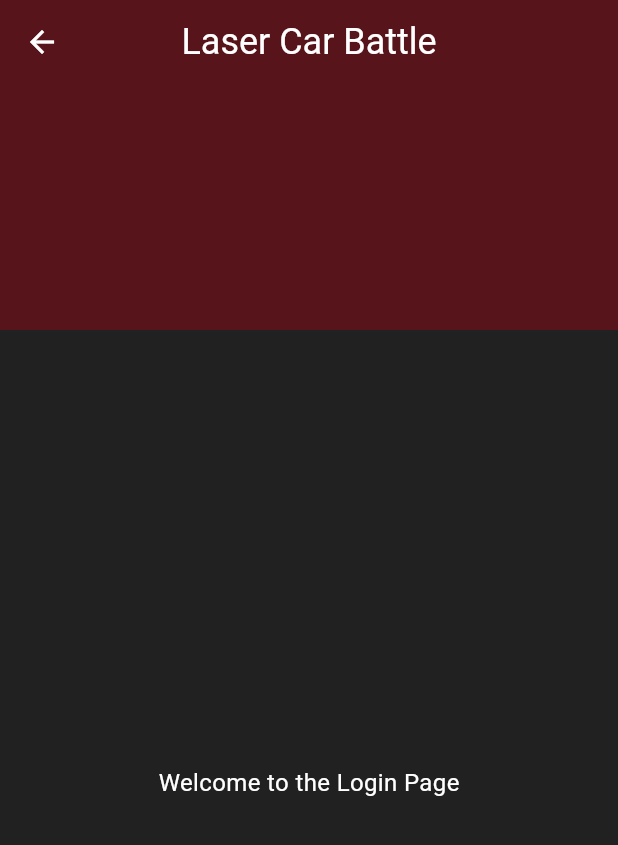
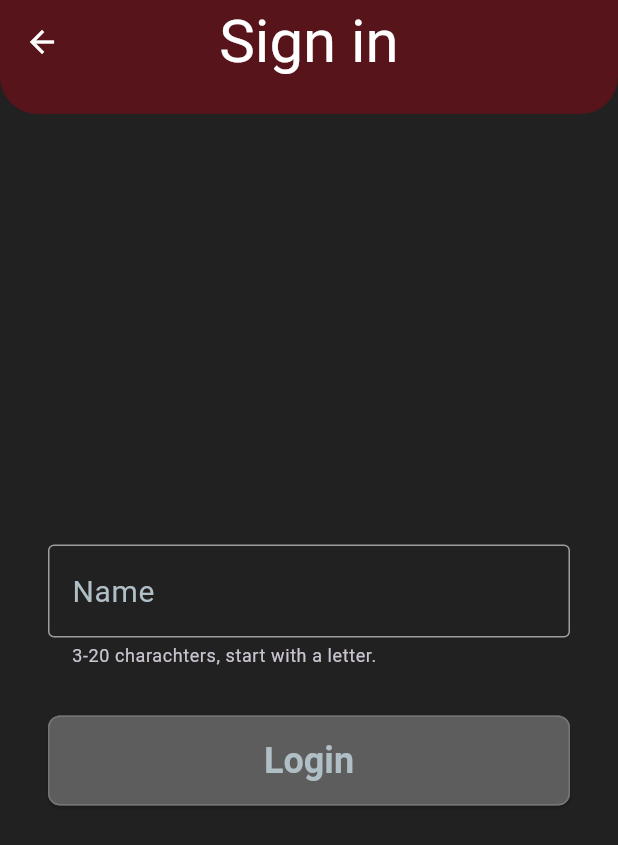
Before and after one commit to AMAbdulrahim/laser_car_battle, a Flutter app: the LoginPage screen opened by its route, on a phone screen of 412 x 824 dp. Shown: the top 845 px of the screen. Run offline on Flutter 3.47's test engine with Material 3 defaults, Android fonts, the phone set to English and light mode, and no system bars; our stand-ins replace google_fonts.

Commit message:
buttons and its routes added with custom textfield

```diff
--- a/lib/utils/constants.dart
+++ b/lib/utils/constants.dart
@@ -4,7 +4,7 @@ class AppSizes {
   static const double fontMedium = 16.0;
   static const double fontLarge = 20.0;
   static const double fontTitle = 70.0;
-  static const double appBarTitle = 24.0;
+  static const double appBarTitle = 40.0;
 
 
   // Border sizes
--- a/lib/views/landing_page.dart
+++ b/lib/views/landing_page.dart
@@ -40,7 +40,10 @@ class LandingPage extends StatelessWidget {
               child: TitleText(),
             ),
             ),
-          MainBottomButton(buttonText: "Enter Your Name"),
+          MainBottomButton(
+            buttonText: "Enter Your Name",
+            onPressed: () => Navigator.of(context).pushNamed('/login'),
+            ),
         ],
       ),
     );
--- a/lib/views/login_page.dart
+++ b/lib/views/login_page.dart
@@ -1,5 +1,8 @@
 import 'package:flutter/material.dart';
+import 'package:laser_car_battle/utils/constants.dart';
+import 'package:laser_car_battle/widgets/buttons/main_button.dart';
 import 'package:laser_car_battle/widgets/custom/custom_app_bar.dart';
+import 'package:laser_car_battle/widgets/custom/custom_textfield.dart';
 
 class LoginPage extends StatelessWidget {
   const LoginPage({super.key});
@@ -8,16 +11,25 @@ class LoginPage extends StatelessWidget {
   Widget build(BuildContext context) {
     return Scaffold(
       appBar: PreferredSize(
-        preferredSize: Size.fromHeight(220),
+        preferredSize: Size.fromHeight(kToolbarHeight + 20),
         child: CustomAppBar(
-          titleText: "Laser Car Battle",
-          borderRadius: 0,
+          titleText: "Sign in",
 
       ),
       ),
-      body: Center(
-        child: Text('Welcome to the Login Page'),
-      ),
-    );
+
+
+      body: Padding(
+        padding: const EdgeInsets.all(AppSizes.paddingMedium),
+        child: Column(
+          mainAxisAlignment: MainAxisAlignment.center,
+          children: [
+        CustomTextfield(labelText: "Name",),
+        MainButton(buttonText: 'Login', onPressed: () => Navigator.of(context).popAndPushNamed('/home'),),
+
+          ],
+        ),
+            ),
+      );
   }
 }
--- a/lib/widgets/buttons/main_button.dart
+++ b/lib/widgets/buttons/main_button.dart
@@ -1,4 +1,5 @@
 import 'package:flutter/material.dart';
+import 'package:laser_car_battle/utils/constants.dart';
 
 class MainButton extends StatelessWidget {
   final String buttonText;
@@ -13,12 +14,13 @@ class MainButton extends StatelessWidget {
   @override
   Widget build(BuildContext context) {
     return Padding(
-      padding: const EdgeInsets.all(16.0),
+      padding: const EdgeInsets.all(AppSizes.paddingMedium),
       child: SizedBox(
         width: double.infinity,
         height: 60, // Set the height of the button
         child: ElevatedButton(
           onPressed: onPressed ?? () => Navigator.of(context).pop(),
+
           child: Text(buttonText),
         ),
       ),
--- a/lib/widgets/custom/custom_app_bar.dart
+++ b/lib/widgets/custom/custom_app_bar.dart
@@ -1,6 +1,8 @@
 import 'package:flutter/material.dart';
 import 'package:laser_car_battle/assets/theme/colors/color.dart';
 import 'dart:ui';
+
+import 'package:laser_car_battle/utils/constants.dart';
 
 class CustomAppBar extends StatelessWidget {
   final String titleText;
@@ -27,7 +29,10 @@ class CustomAppBar extends StatelessWidget {
           filter: ImageFilter.blur(sigmaX: 10, sigmaY: 10),
           child: AppBar(
             centerTitle: true,
-            title: Text(titleText),
+            title: Text(
+              titleText,
+              style: TextStyle(fontSize: AppSizes.appBarTitle),
+            ),
             backgroundColor: CustomColors.appBarBackground,
             leading: showLeading
                 ? IconButton(
--- /dev/null
+++ b/lib/widgets/custom/custom_textfield.dart
@@ -0,0 +1,53 @@
+import 'package:flutter/material.dart';
+import 'package:laser_car_battle/utils/constants.dart';
+
+class CustomTextfield extends StatefulWidget {
+  final String labelText;
+
+  const CustomTextfield({
+    super.key,
+    required this.labelText,
+  });
+
+  @override
+  _CustomTextfieldState createState() => _CustomTextfieldState();
+}
+
+class _CustomTextfieldState extends State<CustomTextfield> {
+  Color _borderColor = Colors.grey;
+
+  void _validateInput(String value) {
+    final regex = RegExp(r'^[a-zA-Z][a-zA-Z0-9]{2,19}$');
+    setState(() {
+      if (!regex.hasMatch(value)) {
+        _borderColor = Colors.red;
+
+      } else {
+        _borderColor = Colors.green;
+      }
+    });
+  }
+
+  @override
+  Widget build(BuildContext context) {
+    return Padding(
+      padding: const EdgeInsets.all(AppSizes.paddingMedium),
+      child: TextField(
+        decoration: InputDecoration(
+          labelText: widget.labelText,
+            helperText: "3-20 charachters, start with a letter.",
+          border: OutlineInputBorder(
+            borderSide: BorderSide(color: _borderColor),
+          ),
+          enabledBorder: OutlineInputBorder(
+            borderSide: BorderSide(color: _borderColor),
+          ),
+          focusedBorder: OutlineInputBorder(
+            borderSide: BorderSide(color: _borderColor),
+          ),
+        ),
+        onChanged: _validateInput,
+      ),
+    );
+  }
+}
```
